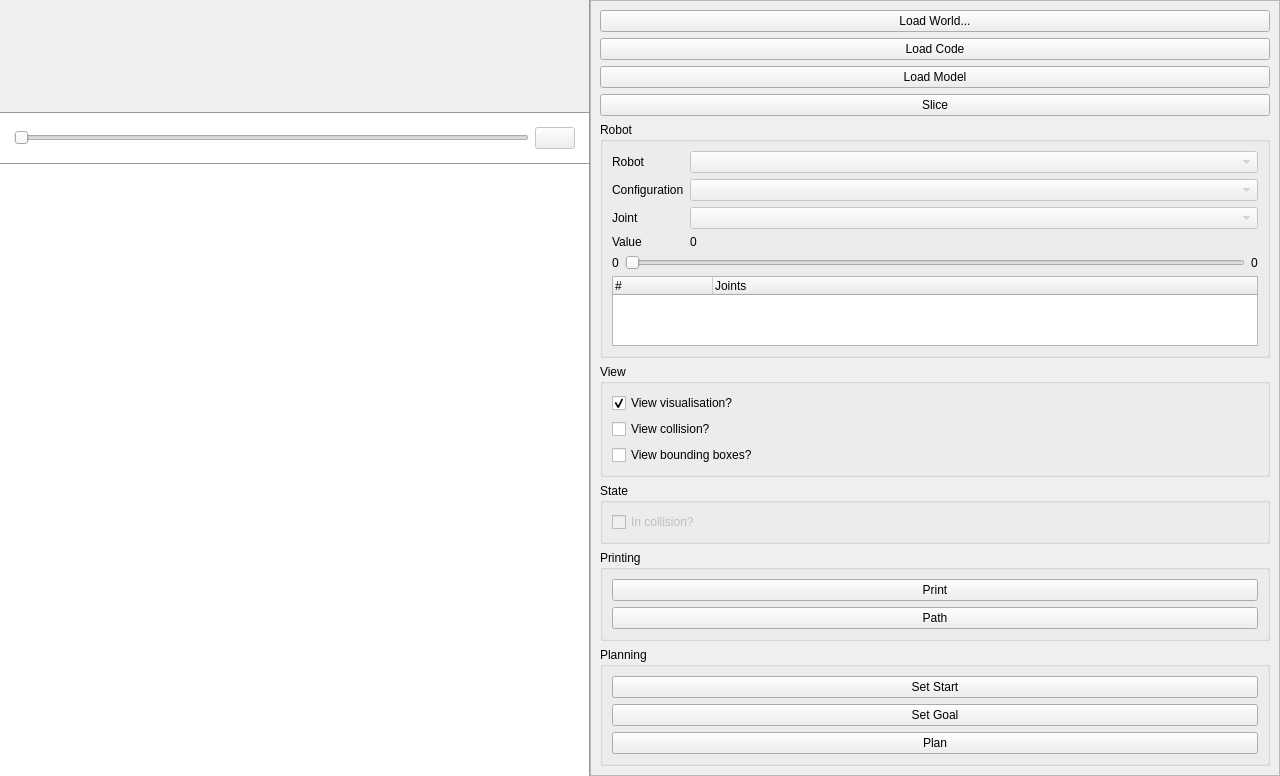
The window that mainwindow.ui (jclinton830/3dPrinter) describes before a commit, drawn with Qt 5.
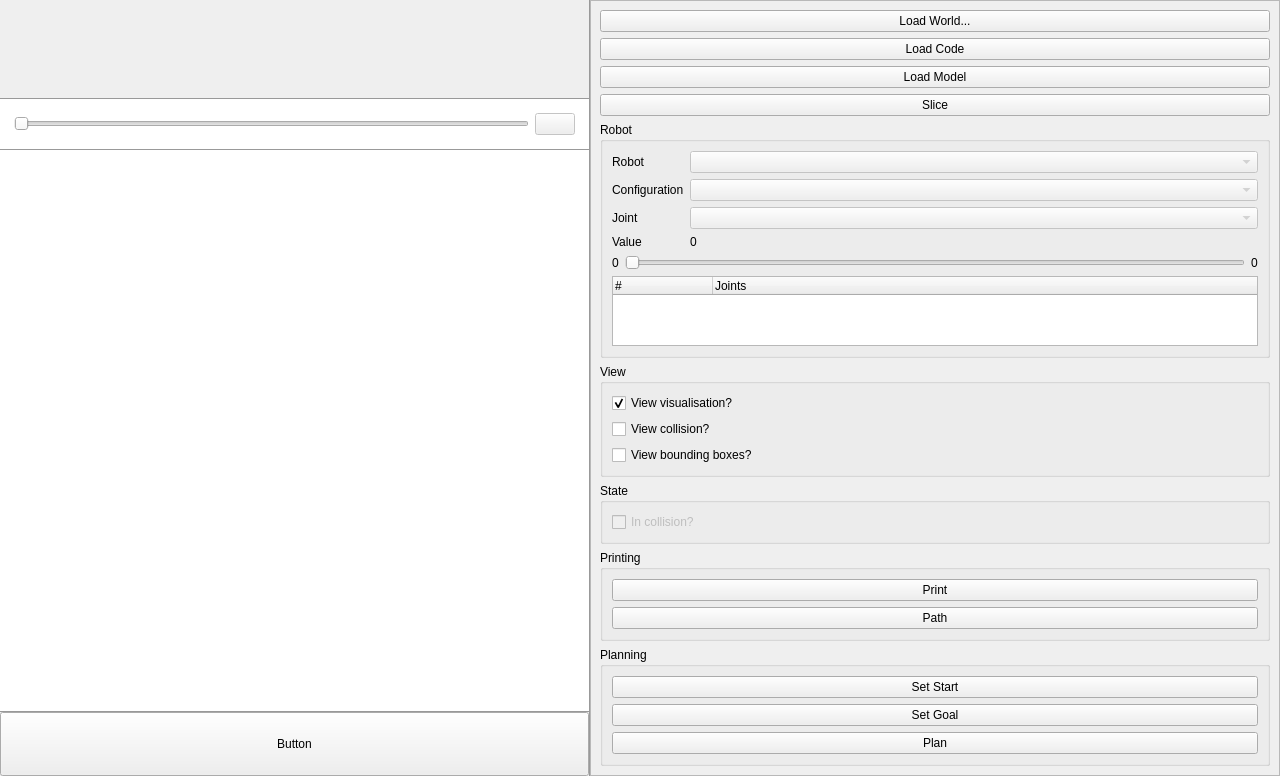
The same window after the commit. Icons and pictures are not drawn. Custom widgets are drawn as their Qt base class.

Diff of the .ui file:
```diff
--- a/mainwindow.ui
+++ b/mainwindow.ui
@@ -132,6 +132,11 @@
            </layout>
           </widget>
           <widget class="QPlainTextEdit" name="messages"/>
+          <widget class="QPushButton" name="button">
+           <property name="text">
+            <string>Button</string>
+           </property>
+          </widget>
          </widget>
         </item>
        </layout>
```
